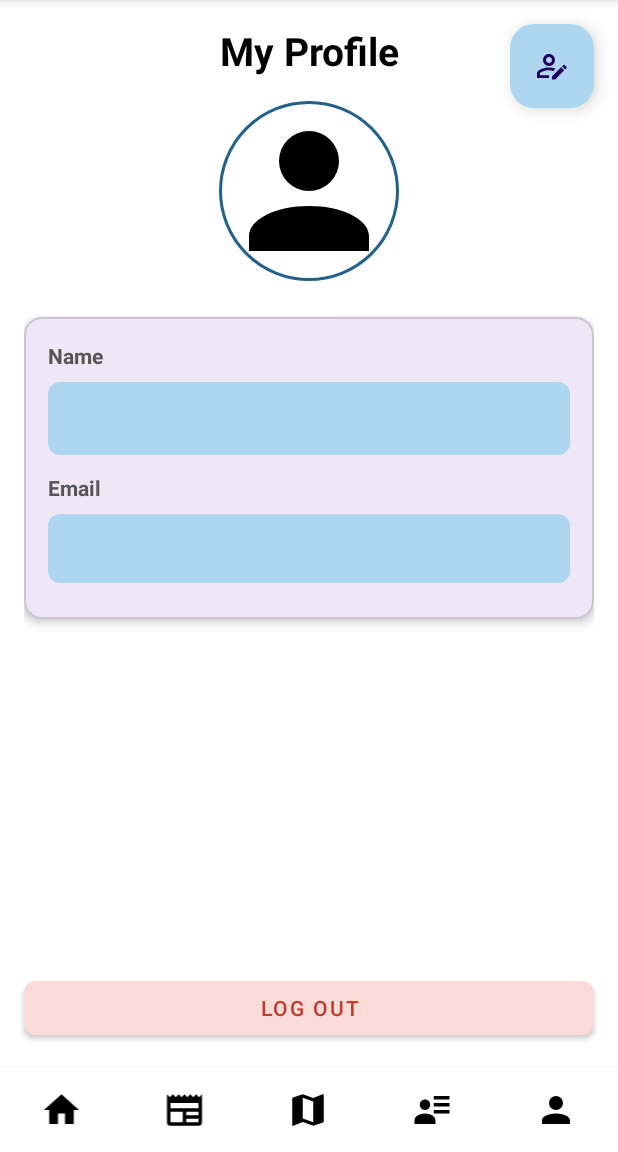
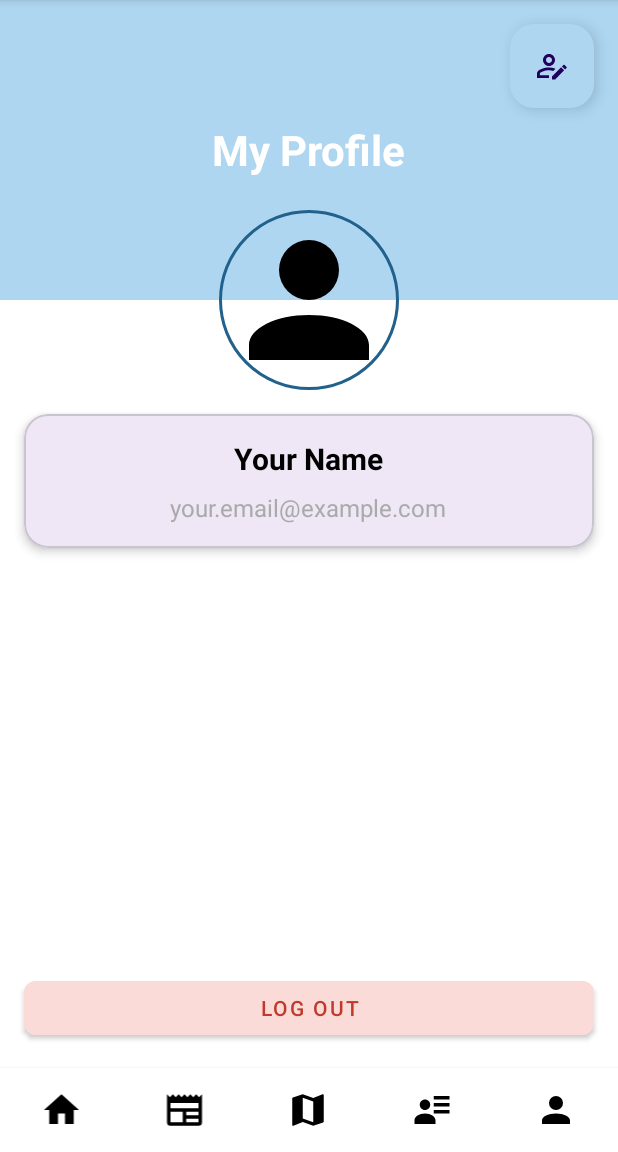
Before and after one commit to dormatana101/TogetherApp, an Android app: the fragment myProfileFragment placed in its activity, on a phone screen of 412 x 824 dp, the part 84-1236 px from its top. Run offline under Robolectric (Android 15) with nearby library versions, the phone set to English and light mode, and no system bars; our stand-ins replace Firebase (no records; nobody signed in at launch, a user with empty details on screens opened directly), Picasso, Room's generated code; libraries missing offline, so code that uses them is left out: jp.wasabeef.picasso; pictures from the network do not load.

Commit message:
My profile/edit ui

```diff
--- a/app/src/main/res/layout/fragment_my_profile.xml
+++ b/app/src/main/res/layout/fragment_my_profile.xml
@@ -8,12 +8,59 @@
     android:background="@android:color/white"
     tools:context=".view.myProfileFragment">
 
-    <ScrollView
-        android:id="@+id/scrollView"
+    <LinearLayout
+        android:id="@+id/header"
         android:layout_width="0dp"
-        android:layout_height="0dp"
+        android:layout_height="200dp"
+        android:background="@color/lightBlue"
+        android:gravity="center"
+        android:orientation="vertical"
         app:layout_constraintTop_toTopOf="parent"
-        app:layout_constraintBottom_toTopOf="@id/logoutButton"
+        app:layout_constraintStart_toStartOf="parent"
+        app:layout_constraintEnd_toEndOf="parent">
+
+        <TextView
+            android:id="@+id/headerTitle"
+            android:layout_width="wrap_content"
+            android:layout_height="wrap_content"
+            android:text="My Profile"
+            android:textSize="28sp"
+            android:textColor="@android:color/white"
+            android:textStyle="bold"/>
+    </LinearLayout>
+
+    <ImageView
+        android:id="@+id/profileImage"
+        android:layout_width="120dp"
+        android:layout_height="120dp"
+        android:layout_marginTop="-60dp"
+        android:src="@drawable/account"
+        android:scaleType="centerCrop"
+        android:background="@drawable/circle_background"
+        app:layout_constraintTop_toBottomOf="@id/header"
+        app:layout_constraintStart_toStartOf="parent"
+        app:layout_constraintEnd_toEndOf="parent"/>
+
+    <ProgressBar
+        android:id="@+id/profileImageProgressBar"
+        android:layout_width="wrap_content"
+        android:layout_height="wrap_content"
+        android:visibility="gone"
+        app:layout_constraintTop_toTopOf="@id/profileImage"
+        app:layout_constraintBottom_toBottomOf="@id/profileImage"
+        app:layout_constraintStart_toStartOf="@id/profileImage"
+        app:layout_constraintEnd_toEndOf="@id/profileImage"/>
+
+    <com.google.android.material.card.MaterialCardView
+        android:id="@+id/infoCard"
+        android:layout_width="0dp"
+        android:layout_height="wrap_content"
+        android:layout_marginStart="16dp"
+        android:layout_marginEnd="16dp"
+        android:layout_marginTop="16dp"
+        app:cardCornerRadius="16dp"
+        app:cardElevation="4dp"
+        app:layout_constraintTop_toBottomOf="@id/profileImage"
         app:layout_constraintStart_toStartOf="parent"
         app:layout_constraintEnd_toEndOf="parent">
 
@@ -25,100 +72,24 @@
             android:gravity="center_horizontal">
 
             <TextView
-                android:id="@+id/profileTitle"
+                android:id="@+id/profileName"
                 android:layout_width="wrap_content"
                 android:layout_height="wrap_content"
-                android:text="My Profile"
-                android:textSize="26sp"
+                android:text="Your Name"
+                android:textSize="20sp"
                 android:textStyle="bold"
-                android:textColor="@color/black"
-                android:gravity="center"
-                android:layout_marginBottom="16dp" />
+                android:textColor="@android:color/black" />
 
-            <FrameLayout
-                android:id="@+id/profileImageContainer"
-                android:layout_width="120dp"
-                android:layout_height="120dp"
-                android:layout_marginBottom="24dp">
-
-                <ImageView
-                    android:id="@+id/profileImage"
-                    android:layout_width="match_parent"
-                    android:layout_height="match_parent"
-                    android:src="@drawable/account"
-                    android:scaleType="centerCrop"
-                    android:background="@drawable/circle_background" />
-
-                <ProgressBar
-                    android:id="@+id/profileImageProgressBar"
-                    android:layout_width="wrap_content"
-                    android:layout_height="wrap_content"
-                    android:layout_gravity="center"
-                    style="?android:attr/progressBarStyleLarge"
-                    android:visibility="gone" />
-            </FrameLayout>
-
-            <com.google.android.material.card.MaterialCardView
-                android:layout_width="match_parent"
+            <TextView
+                android:id="@+id/profileEmail"
+                android:layout_width="wrap_content"
                 android:layout_height="wrap_content"
-                app:cardCornerRadius="12dp"
-                app:cardElevation="4dp"
-                android:layout_marginBottom="16dp">
-
-                <LinearLayout
-                    android:layout_width="match_parent"
-                    android:layout_height="wrap_content"
-                    android:orientation="vertical"
-                    android:padding="16dp">
-
-                    <TextView
-                        android:layout_width="match_parent"
-                        android:layout_height="wrap_content"
-                        android:text="Name"
-                        android:textSize="14sp"
-                        android:textStyle="bold"
-                        android:textColor="@color/secondaryText"
-                        android:layout_marginBottom="4dp" />
-
-                    <TextView
-                        android:id="@+id/profileName"
-                        android:layout_width="match_parent"
-                        android:layout_height="wrap_content"
-                        android:textSize="18sp"
-                        android:textStyle="bold"
-                        android:textColor="@color/black"
-                        android:background="@drawable/rounded_background_light"
-                        android:padding="12dp"
-                        android:gravity="center"
-                        android:layout_marginTop="4dp"
-                        android:layout_marginBottom="12dp" />
-
-                    <TextView
-                        android:layout_width="match_parent"
-                        android:layout_height="wrap_content"
-                        android:text="Email"
-                        android:textSize="14sp"
-                        android:textStyle="bold"
-                        android:textColor="@color/secondaryText"
-                        android:layout_marginBottom="4dp" />
-
-                    <TextView
-                        android:id="@+id/profileEmail"
-                        android:layout_width="match_parent"
-                        android:layout_height="wrap_content"
-                        android:textSize="16sp"
-                        android:textColor="@color/black"
-                        android:background="@drawable/rounded_background_light"
-                        android:padding="12dp"
-                        android:gravity="center"
-                        android:layout_marginTop="4dp"
-                        android:layout_marginBottom="8dp" />
-                </LinearLayout>
-            </com.google.android.material.card.MaterialCardView>
-
-
+                android:layout_marginTop="8dp"
+                android:text="your.email@example.com"
+                android:textSize="16sp"
+                android:textColor="@android:color/darker_gray" />
         </LinearLayout>
-    </ScrollView>
+    </com.google.android.material.card.MaterialCardView>
 
     <com.google.android.material.button.MaterialButton
         android:id="@+id/logoutButton"
@@ -140,7 +111,6 @@
         android:layout_height="wrap_content"
         android:src="@drawable/account_edit_outline"
         app:backgroundTint="@color/lightBlue"
-        app:fabSize="normal"
         app:layout_constraintTop_toTopOf="parent"
         app:layout_constraintEnd_toEndOf="parent"
         android:layout_margin="16dp" />
```
Also changed, not shown: app/src/main/res/layout/fragment_edit_profile.xml (+58 -89 lines).
